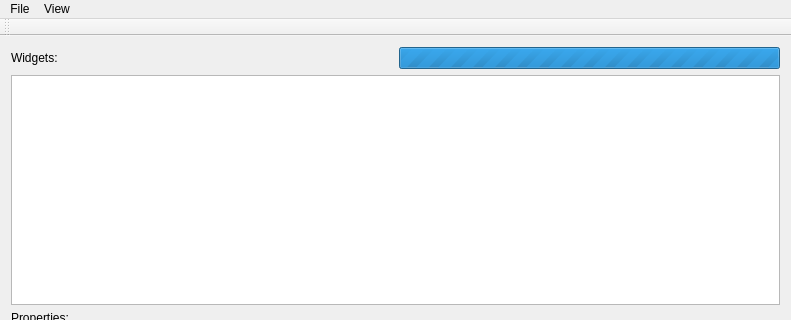
The window that DebugInterfacingFunAndProfit/DebugInterfacingFunAndProfit.ui (eagee/DebugInterfacingFunAndProfit) describes before a commit, drawn with Qt 5; both pictures show x 0 to 791 and y 0 to 320 of the 791 by 593 pixel window.
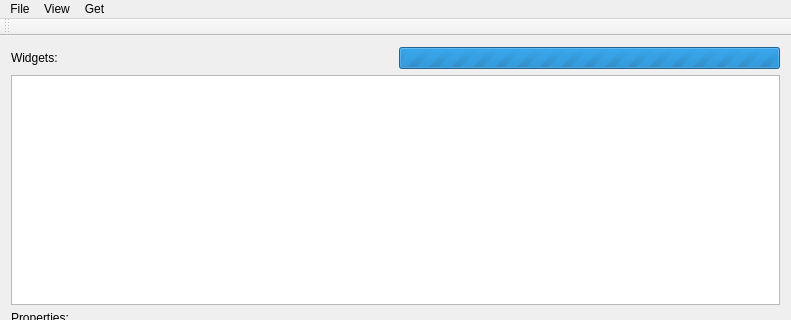
The same window after the commit.

```diff
--- a/DebugInterfacingFunAndProfit/DebugInterfacingFunAndProfit.ui
+++ b/DebugInterfacingFunAndProfit/DebugInterfacingFunAndProfit.ui
@@ -154,8 +154,15 @@
     </property>
     <addaction name="actionRefresh_Widgets"/>
    </widget>
+   <widget class="QMenu" name="menuGet">
+    <property name="title">
+     <string>Get</string>
+    </property>
+    <addaction name="actionWidget_from_Mouse_Click"/>
+   </widget>
    <addaction name="menuFile"/>
    <addaction name="menuAction"/>
+   <addaction name="menuGet"/>
   </widget>
   <widget class="QToolBar" name="mainToolBar">
    <attribute name="toolBarArea">
```
Left out of the diff: 30 changed lines with no effect on the pictures.
